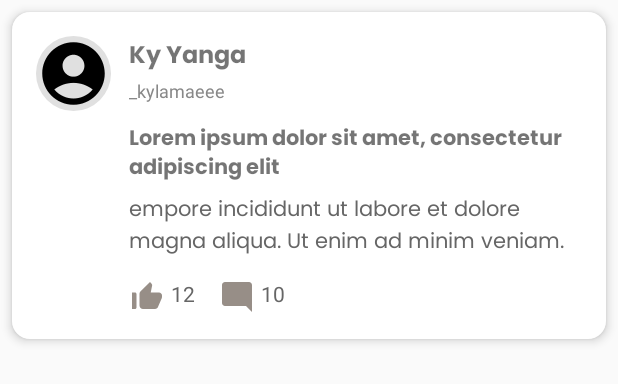
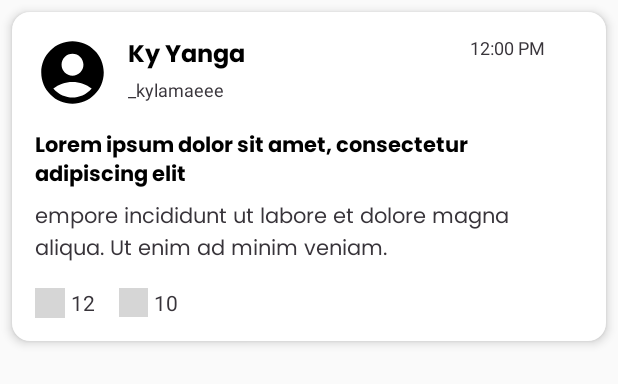
Before and after one commit to faredymae/threadlyv2, an Android app: the layout item_post.xml on its own in the app's theme, with its tools: preview values and no code run, on a phone screen of 412 x 824 dp. Shown: the top 384 px of the screen. Run offline under Robolectric (Android 15) with nearby library versions, the phone set to English and light mode, and no system bars; grey boxes are pictures that could not be loaded.

Commit message:
Item Post with PFP functionality

```diff
--- a/threadlyv2/app/src/main/java/com/example/threadlyv2/LoginActivity.java
+++ b/threadlyv2/app/src/main/java/com/example/threadlyv2/LoginActivity.java
@@ -4,6 +4,7 @@ import android.content.Context;
 import android.content.Intent;
 import android.content.SharedPreferences;
 import android.os.Bundle;
+import android.util.Log;
 import android.view.View;
 import android.widget.Toast;
 
@@ -43,6 +44,9 @@ public class LoginActivity extends AppCompatActivity {
                         editor.putString("username", username); // Save the username
                         editor.apply();
 
+                        // Log the saved username to check
+                        Log.d("LoginActivity", "Username saved: " + username);
+
                         // Show success message
                         Toast.makeText(LoginActivity.this, "Login Successfully", Toast.LENGTH_SHORT).show();
 
--- a/threadlyv2/app/src/main/res/layout/item_post.xml
+++ b/threadlyv2/app/src/main/res/layout/item_post.xml
@@ -1,24 +1,18 @@
+<ScrollView
+    xmlns:android="http://schemas.android.com/apk/res/android"
+    android:layout_width="match_parent"
+    android:layout_height="wrap_content"
+    android:scrollbars="none"> <!-- Hide the scrollbar -->
+
     <LinearLayout
-    xmlns:android="http://schemas.android.com/apk/res/android"
         android:layout_width="match_parent"
         android:layout_height="wrap_content"
         android:orientation="horizontal"
         android:background="@drawable/post_background"
-    android:padding="16dp"
+        android:padding="15dp"
         android:layout_margin="8dp"
         android:elevation="4dp"
         android:clipToPadding="false">
-
-    <!-- Profile Picture -->
-    <ImageView
-        android:id="@+id/imageProfilePicture"
-        android:layout_width="50dp"
-        android:layout_height="50dp"
-        android:layout_gravity="top"
-        android:src="@drawable/ic_default_pfp"
-        android:scaleType="centerCrop"
-        android:background="@drawable/circle_background"
-        android:layout_marginRight="12dp" />
 
         <!-- Post Content -->
         <LinearLayout
@@ -31,75 +25,141 @@
             <LinearLayout
                 android:layout_width="wrap_content"
                 android:layout_height="wrap_content"
+                android:orientation="horizontal"
+                android:layout_marginBottom="4dp">
+
+                <!-- Profile Picture -->
+                <ImageView
+                    android:id="@+id/imageProfilePicture"
+                    android:layout_width="50dp"
+                    android:layout_height="50dp"
+                    android:layout_gravity="top"
+                    android:src="@drawable/ic_default_pfp"
+                    android:scaleType="centerCrop"
+                    android:layout_marginRight="12dp" />
+
+                <!-- User Info (Full Name and Handle) -->
+                <LinearLayout
+                    android:layout_width="wrap_content"
+                    android:layout_height="wrap_content"
                     android:orientation="vertical"
-            android:layout_marginBottom="4dp">
+                    android:gravity="center_vertical">
 
                     <TextView
                         android:id="@+id/textUsername"
                         android:layout_width="wrap_content"
                         android:layout_height="wrap_content"
+                        android:fontFamily="@font/poppins_bold"
                         android:text="Ky Yanga"
-                android:textStyle="bold"
+                        android:textColor="@color/black"
                         android:textSize="16sp"
-                android:fontFamily="@font/poppins_bold"/>
+                        android:textStyle="bold" />
 
                     <TextView
                         android:id="@+id/textHandle"
                         android:layout_width="wrap_content"
                         android:layout_height="wrap_content"
                         android:text="_kylamaeee"
-                android:textSize="12sp"
-                android:textColor="#888888" />
+                        android:textColor="#38343a"
+                        android:textSize="12sp" />
+
                 </LinearLayout>
+
+                <!-- Created At -->
+                <TextView
+                    android:id="@+id/textCreatedAt"
+                    android:layout_width="wrap_content"
+                    android:layout_height="wrap_content"
+                    android:layout_marginStart="150dp"
+                    android:gravity="end"
+                    android:text="12:00 PM"
+                    android:textColor="#38343a"
+                    android:textSize="12sp" />
+            </LinearLayout>
+
+            <!-- Post Title, Body, and Interaction Bar -->
+            <LinearLayout
+                android:layout_width="match_parent"
+                android:layout_height="wrap_content"
+                android:orientation="vertical">
 
                 <!-- Post Title -->
                 <TextView
                     android:id="@+id/textPostTitle"
                     android:layout_width="wrap_content"
                     android:layout_height="wrap_content"
-            android:text="Lorem ipsum dolor sit amet, consectetur adipiscing elit"
-            android:textStyle="bold"
                     android:layout_marginTop="8dp"
                     android:layout_marginBottom="4dp"
                     android:fontFamily="@font/poppins_bold"
-            />
+                    android:text="Lorem ipsum dolor sit amet, consectetur adipiscing elit"
+                    android:textColor="@color/black"
+                    android:textStyle="bold" />
 
                 <!-- Post Body -->
                 <TextView
                     android:id="@+id/textPostBody"
                     android:layout_width="wrap_content"
                     android:layout_height="wrap_content"
+                    android:fontFamily="@font/poppins_regular"
+                    android:lineSpacingExtra="2dp"
                     android:text="empore incididunt ut labore et dolore magna aliqua. Ut enim ad minim veniam."
-            android:textColor="#666666"
-            android:lineSpacingExtra="2dp"
-            android:fontFamily="@font/poppins_regular"/>
+                    android:textColor="#38343a" />
 
-        <!-- Interaction Row -->
+                <!-- Interaction Row (Likes and Comments aligned horizontally) -->
+                <LinearLayout
+                    android:layout_width="match_parent"
+                    android:layout_height="wrap_content"
+                    android:orientation="horizontal"
+                    android:layout_marginTop="13dp"
+                    android:gravity="start">
+
+                    <!-- Likes Section -->
                     <LinearLayout
                         android:layout_width="wrap_content"
                         android:layout_height="wrap_content"
                         android:orientation="horizontal"
-            android:layout_marginTop="12dp">
+                        android:layout_marginRight="16dp">
+
+                        <ImageView
+                            android:layout_width="20dp"
+                            android:layout_height="20dp"
+                            android:layout_gravity="center_vertical"
+                            android:src="@drawable/ic_unlike" />
 
                         <TextView
                             android:id="@+id/textLikes"
                             android:layout_width="wrap_content"
                             android:layout_height="wrap_content"
+                            android:layout_gravity="center_vertical"
+                            android:layout_marginStart="4dp"
                             android:text="12"
-                android:drawableLeft="@drawable/ic_like"
-                android:drawablePadding="4dp"
-                android:layout_marginRight="16dp"
-                android:textColor="#666666"
-                />
+                            android:textColor="#38343a" />
+                    </LinearLayout>
+
+                    <!-- Comments Section -->
+                    <LinearLayout
+                        android:layout_width="wrap_content"
+                        android:layout_height="wrap_content"
+                        android:orientation="horizontal">
+
+                        <ImageView
+                            android:layout_width="19dp"
+                            android:layout_height="19dp"
+                            android:layout_gravity="center_vertical"
+                            android:src="@drawable/icc_comment" />
 
                         <TextView
                             android:id="@+id/textComments"
                             android:layout_width="wrap_content"
                             android:layout_height="wrap_content"
+                            android:layout_gravity="center_vertical"
+                            android:layout_marginStart="4dp"
                             android:text="10"
-                android:drawableLeft="@drawable/ic_comment"
-                android:drawablePadding="4dp"
-                android:textColor="#666666" />
+                            android:textColor="#38343a" />
+                    </LinearLayout>
+
                 </LinearLayout>
             </LinearLayout>
         </LinearLayout>
+    </LinearLayout>
+</ScrollView>
```
Also changed, not shown: threadlyv2/app/src/main/java/com/example/threadlyv2/DatabaseHelper.java (+19 -7 lines), threadlyv2/app/src/main/java/com/example/threadlyv2/HomeFragment.java (+40 -1 lines), threadlyv2/app/src/main/java/com/example/threadlyv2/Post.java (+16 -3 lines), threadlyv2/app/src/main/java/com/example/threadlyv2/PostAdapter.java (+25 -16 lines), threadlyv2/app/src/main/java/com/example/threadlyv2/ProfileFragment.java (+49 -32 lines), threadlyv2/app/src/main/res/layout/fragment_profile2.xml (deleted, +0 -14 lines). Lines whose indentation alone changed are shown as unchanged.
